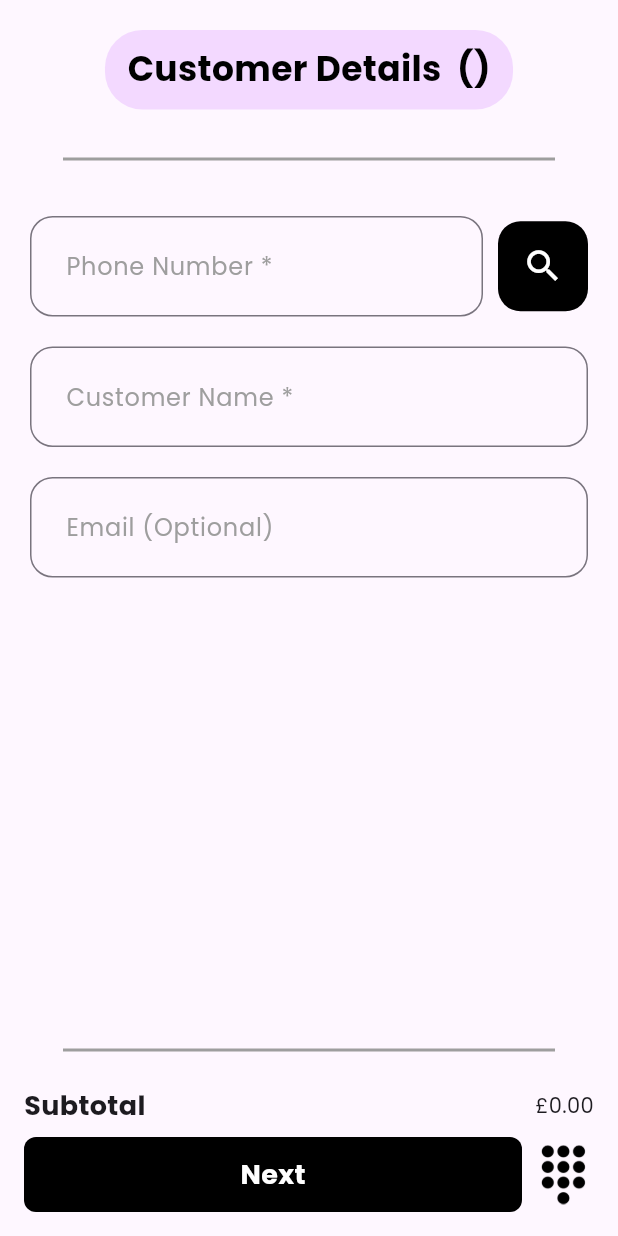
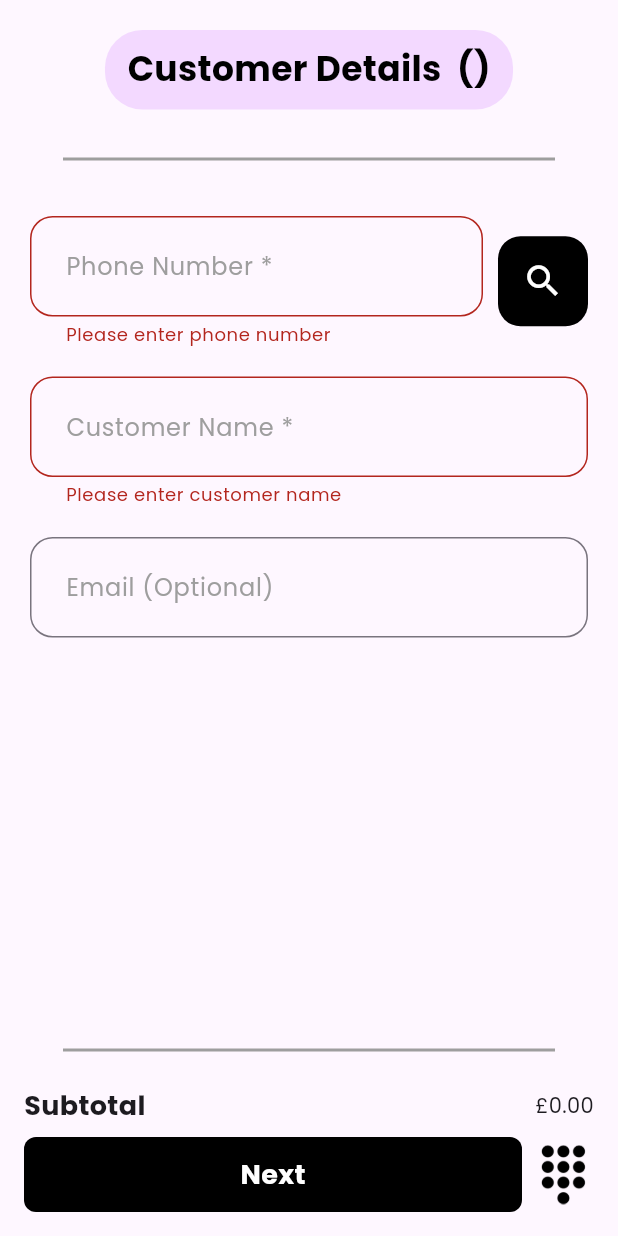
Before and after one commit to Zain-surge/POS-MOBILE, a Flutter app: the CustomerDetailsWidget widget shown alone on an empty page, opened directly with empty values, after a tap on the "search" icon, on a phone screen of 412 x 824 dp. Run offline on Flutter 3.47's test engine with Material 3 defaults, Android fonts, the light colour scheme and no system bars; our stand-ins replace flutter_blue_plus, permission_handler, share_plus, socket_io_client; missing offline and left inert: esc_pos_utils_plus, print_bluetooth_thermal, usb_serial; accounts and stored records are empty; network calls fail.

Commit message:
phone_number search

```diff
--- a/lib/active_orders_list.dart
+++ b/lib/active_orders_list.dart
@@ -213,7 +213,7 @@ class _ActiveOrdersListState extends State<ActiveOrdersList> {
     if (source == 'website') {
       return 'Web ${type == 'delivery' ? 'Delivery' : 'Pickup'}';
     } else if (source == 'epos') {
-      return 'EPOS ${type == 'delivery' ? 'Delivery' : type == 'dinein' ? 'Dine-In' : 'Take-Away'}';
+      return 'EPOS ${type == 'delivery' ? 'Delivery' : type == 'dinein' ? 'Dine-In' : 'Take Away'}';
     }
     return '${source.toUpperCase()} ${type.toUpperCase()}';
   }
--- a/lib/customer_details_widget.dart
+++ b/lib/customer_details_widget.dart
@@ -1,6 +1,10 @@
+// lib/customer_details_widget.dart
+
 import 'package:flutter/material.dart';
 import 'package:epos/models/order_models.dart';
-import 'package:phone_numbers_parser/phone_numbers_parser.dart';
+import 'package:epos/services/order_api_service.dart'; // Import your API service
+import 'package:epos/models/customer_search_model.dart'; // Import the new customer model
+// import 'package:phone_numbers_parser/phone_numbers_parser.dart'; // REMOVE THIS IMPORT if you haven't already
 
 class CustomerDetailsWidget extends StatefulWidget {
   final double subtotal;
@@ -29,6 +33,8 @@ class _CustomerDetailsWidgetState extends State<CustomerDetailsWidget> {
   final TextEditingController _cityController = TextEditingController();
   final TextEditingController _postalCodeController = TextEditingController();
 
+  bool _isSearching = false; // New state variable for loading indicator
+
   @override
   void dispose() {
     _nameController.dispose();
@@ -45,20 +51,102 @@ class _CustomerDetailsWidgetState extends State<CustomerDetailsWidget> {
   final RegExp _emailRegExp = RegExp(
       r"^[a-zA-Z0-9.a-zA-Z0-9.!#$%&'*+-/=?^_`{|}~]+@[a-zA-Z0-9]+\.[a-zA-Z]+");
 
+  // --- REVISED _validateUKPhoneNumber FUNCTION USING REGEX ---
   bool _validateUKPhoneNumber(String phoneNumber) {
+    if (phoneNumber.isEmpty) return false;
+
+    // Remove any spaces, hyphens, or parentheses for a cleaner check
+    String cleanedNumber = phoneNumber.replaceAll(RegExp(r'[()\s-]'), '');
+
+    // Regex for common UK phone numbers:
+    // ^                           Start of the string
+    // (?:(?:\+|00)44|0)          Starts with +44, 0044, or 0 (non-capturing group)
+    // \d{9,10}                    Followed by 9 or 10 digits (total 10-11 digits after 0, or 11-12 after +44/0044)
+    // $                           End of the string
+    final RegExp finalUkPhoneRegex = RegExp(r'^(?:(?:\+|00)44|0)\d{9,10}$');
+
+    return finalUkPhoneRegex.hasMatch(cleanedNumber);
+  }
+  // --- END REVISED _validateUKPhoneNumber FUNCTION ---
+
+
+  Future<void> _searchCustomer() async {
+    // Validate phone number field first
+    if (_phoneController.text.isEmpty || !_validateUKPhoneNumber(_phoneController.text)) {
+      // If validation fails, show the error message in the TextFormField
+      _formKey.currentState?.validate();
+      return;
+    }
+
+    setState(() {
+      _isSearching = true; // Show loading indicator
+    });
+
+    // Clean the phone number before sending to the API.
+    // The regex ensures it's already in a mostly clean format,
+    // but remove any remaining spaces/hyphens for the API call.
+    String phoneNumberToSend = _phoneController.text.trim().replaceAll(RegExp(r'[()\s-]'), '');
+
     try {
-      // Remove all spaces and non-digit characters except +
-      String cleanedNumber = phoneNumber.replaceAll(RegExp(r'[^\d+]'), '');
+      final CustomerSearchResponse? customer =
+      await OrderApiService.searchCustomerByPhoneNumber(phoneNumberToSend);
 
-      // Parse the phone number for UK region
-      PhoneNumber parsedNumber = PhoneNumber.parse(cleanedNumber, destinationCountry: IsoCode.GB);
+      if (customer != null) {
+        // Customer found, fill the fields
+        _nameController.text = customer.name;
+        _emailController.text = customer.email ?? ''; // Use empty string if email is null
+        _phoneController.text = customer.phoneNumber; // Use backend's cleaned number
 
-      // Check if it's a valid UK number
-      return parsedNumber.isValid() && parsedNumber.countryCode == '44';
+        if (widget.orderType.toLowerCase() == 'delivery') {
+          if (customer.address != null) {
+            _addressController.text = customer.address!.street;
+            _cityController.text = customer.address!.city;
+            // county is optional, currently not used in UI but can be added if needed
+            _postalCodeController.text = customer.address!.postalCode;
+          } else {
+            // Clear address fields if no address returned even for a delivery order
+            _addressController.clear();
+            _cityController.clear();
+            _postalCodeController.clear();
+          }
+        } else {
+          // If it's not a delivery order, always clear address fields after search
+          _addressController.clear();
+          _cityController.clear();
+          _postalCodeController.clear();
+        }
+
+
+        ScaffoldMessenger.of(context).showSnackBar(
+          const SnackBar(content: Text('Customer found and details filled!')),
+        );
+      } else {
+        // Customer not found (API returned null/empty response or 404)
+        ScaffoldMessenger.of(context).showSnackBar(
+          const SnackBar(content: Text('Phone number not found. Please enter details manually.')),
+        );
+        // Clear all relevant fields for manual entry, but keep phone number
+        _nameController.clear();
+        _emailController.clear();
+        if (widget.orderType.toLowerCase() == 'delivery') {
+          _addressController.clear();
+          _cityController.clear();
+          _postalCodeController.clear();
+        }
+      }
     } catch (e) {
-      return false;
+      // This catch block handles actual API errors (e.g., network issues, server errors other than 404/empty 200)
+      ScaffoldMessenger.of(context).showSnackBar(
+        SnackBar(content: Text('Error searching customer: ${e.toString()}')),
+      );
+      debugPrint('Error searching customer: $e'); // Log detailed error for debugging
+    } finally {
+      setState(() {
+        _isSearching = false; // Hide loading indicator
+      });
     }
   }
+
 
   @override
   Widget build(BuildContext context) {
@@ -87,7 +175,7 @@ class _CustomerDetailsWidgetState extends State<CustomerDetailsWidget> {
                     ),
                     child: Text(
                       'Customer Details  (${widget.orderType.toUpperCase()})',
-                      style: TextStyle(
+                      style: const TextStyle(
                         fontSize: 23,
                         fontWeight: FontWeight.bold,
                         color: Colors.black,
@@ -178,14 +266,14 @@ class _CustomerDetailsWidgetState extends State<CustomerDetailsWidget> {
                               borderRadius: BorderRadius.circular(15),
                             ),
                             child: IconButton(
-                              icon: const Icon(
+                              icon: _isSearching // Show CircularProgressIndicator if searching
+                                  ? const CircularProgressIndicator(color: Colors.white)
+                                  : const Icon(
                                 Icons.search,
                                 color: Colors.white,
                                 size: 28,
                               ),
-                              onPressed: () {
-                                // TODO: Implementation later - search functionality
-                              },
+                              onPressed: _isSearching ? null : _searchCustomer, // Disable button if searching
                             ),
                           ),
                         ],
@@ -418,12 +506,11 @@ class _CustomerDetailsWidgetState extends State<CustomerDetailsWidget> {
               Row(
                 children: [
                   Expanded(
-                    child: MouseRegion( // Wrap the GestureDetector with MouseRegion
-                      cursor: SystemMouseCursors.click, // Set cursor to hand pointer
+                    child: MouseRegion(
+                      cursor: SystemMouseCursors.click,
                       child: GestureDetector(
                         onTap: () {
                           if (_formKey.currentState!.validate()) {
-                            // If all validations pass, proceed with submission
                             final customerDetails = CustomerDetails(
                               name: _nameController.text.trim(),
                               phoneNumber: _phoneController.text.trim(),
@@ -457,12 +544,10 @@ class _CustomerDetailsWidgetState extends State<CustomerDetailsWidget> {
                     ),
                   ),
                   const SizedBox(width: 8),
-                  MouseRegion( // Wrap the Image.asset with MouseRegion
-                    cursor: SystemMouseCursors.click, // Set cursor to hand pointer
-                    child: GestureDetector( // Add GestureDetector if you want the image to be tappable
+                  MouseRegion(
+                    cursor: SystemMouseCursors.click,
+                    child: GestureDetector(
                       onTap: () {
-                        // You can add the same validation and submission logic here,
-                        // or any other action you want when the men.png image is tapped.
                         if (_formKey.currentState!.validate()) {
                           final customerDetails = CustomerDetails(
                             name: _nameController.text.trim(),
--- /dev/null
+++ b/lib/models/customer_search_model.dart
@@ -0,0 +1,52 @@
+// lib/models/customer_search_model.dart
+
+class CustomerAddressSearch {
+  final String street;
+  final String city;
+  final String? county; // Made nullable as per example response
+  final String postalCode;
+
+  CustomerAddressSearch({
+    required this.street,
+    required this.city,
+    this.county,
+    required this.postalCode,
+  });
+
+  factory CustomerAddressSearch.fromJson(Map<String, dynamic> json) {
+    return CustomerAddressSearch(
+      street: json['street'] as String,
+      city: json['city'] as String,
+      county: json['county'] as String?, // Nullable
+      postalCode: json['postal_code'] as String,
+    );
+  }
+}
+
+class CustomerSearchResponse {
+  final String source;
+  final String name;
+  final String? email; // Email can be null in the response
+  final CustomerAddressSearch? address; // Address can be null if not present/relevant
+  final String phoneNumber; // Backend might return cleaned number
+
+  CustomerSearchResponse({
+    required this.source,
+    required this.name,
+    this.email,
+    this.address,
+    required this.phoneNumber,
+  });
+
+  factory CustomerSearchResponse.fromJson(Map<String, dynamic> json) {
+    return CustomerSearchResponse(
+      source: json['source'] as String,
+      name: json['name'] as String,
+      email: json['email'] as String?, // Handle nullable email
+      address: json['address'] != null
+          ? CustomerAddressSearch.fromJson(json['address'] as Map<String, dynamic>)
+          : null, // Handle nullable address
+      phoneNumber: json['phone_number'] as String,
+    );
+  }
+}
--- a/lib/services/api_service.dart
+++ b/lib/services/api_service.dart
@@ -338,4 +338,6 @@ class ApiService {
       throw Exception("Error fetching sales report: $e");
     }
   }
+
+
 }
--- a/lib/services/order_api_service.dart
+++ b/lib/services/order_api_service.dart
@@ -6,6 +6,7 @@ import 'package:socket_io_client/socket_io_client.dart' as IO;
 import 'dart:async';
 
 import '../models/order.dart';
+import '../models/customer_search_model.dart'; // NEW import for CustomerSearchResponse
 
 class ShopStatusData {
   final bool shopOpen;
@@ -223,4 +224,48 @@ class OrderApiService {
       return false;
     }
   }
+
+  // --- NEW METHOD FOR CUSTOMER SEARCH ---
+  static Future<CustomerSearchResponse?> searchCustomerByPhoneNumber(String phoneNumber) async {
+    String cleanedPhoneNumber = phoneNumber.replaceAll(RegExp(r'\s+'), '');
+    final url = _buildProxyUrl('/orders/search-customer'); // Remove query parameter
+
+    print('PHONE NUMBER: Attempting to search customer with URL: $url');
+    print('PHONE NUMBER: Sending phone number: $cleanedPhoneNumber');
+
+    try {
+      final response = await http.post( // Changed from GET to POST
+        url,
+        headers: <String, String>{
+          'Content-Type': 'application/json; charset=UTF-8',
+        },
+        body: jsonEncode(<String, dynamic>{ // Add request body
+          'phone_number': cleanedPhoneNumber,
+        }),
+      );
+
+      print('DEBUG: Received response for customer search: ${response.statusCode}');
+      print('DEBUG: Response body: ${response.body}');
+
+      if (response.statusCode == 200) {
+        final Map<String, dynamic> responseData = json.decode(response.body);
+        if (responseData.isNotEmpty) {
+          return CustomerSearchResponse.fromJson(responseData);
+        } else {
+          // No customer found (empty response object)
+          return null;
+        }
+      } else if (response.statusCode == 404) {
+        // Explicitly handle 404 for "not found"
+        print('Customer not found for phone number: $cleanedPhoneNumber (Status 404)');
+        return null;
+      } else {
+        print('Failed to search customer. Status: ${response.statusCode}, Body: ${response.body}');
+        return null;
+      }
+    } catch (e) {
+      print('Error during customer search: $e');
+      return null;
+    }
+  }
 }
```
